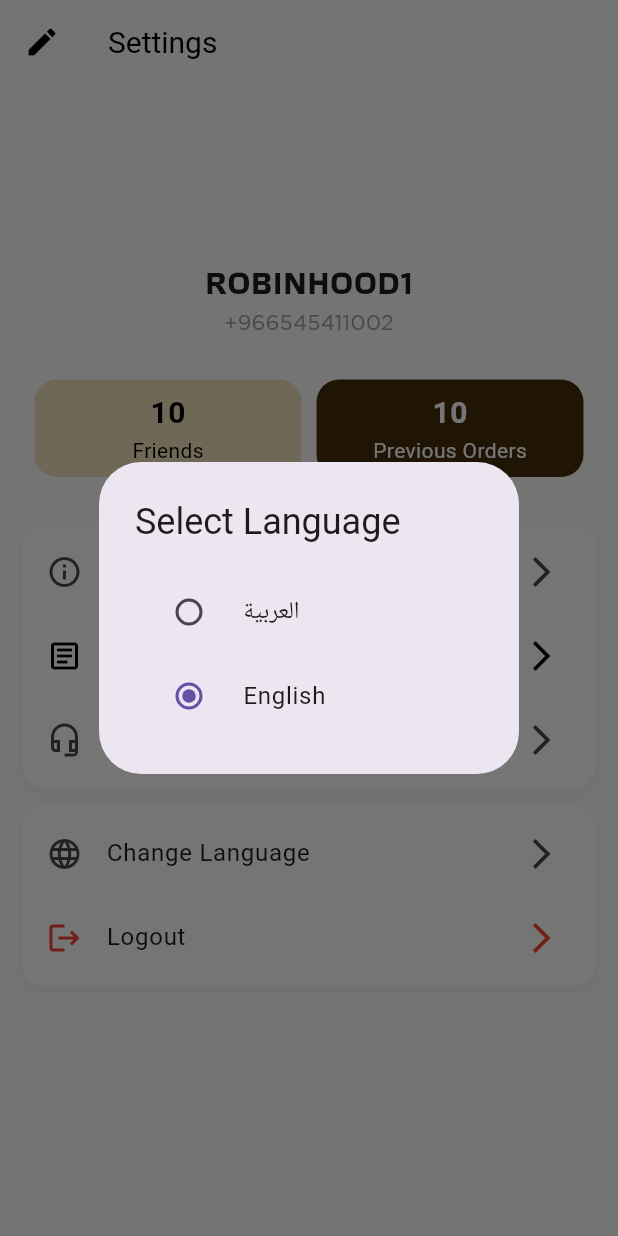
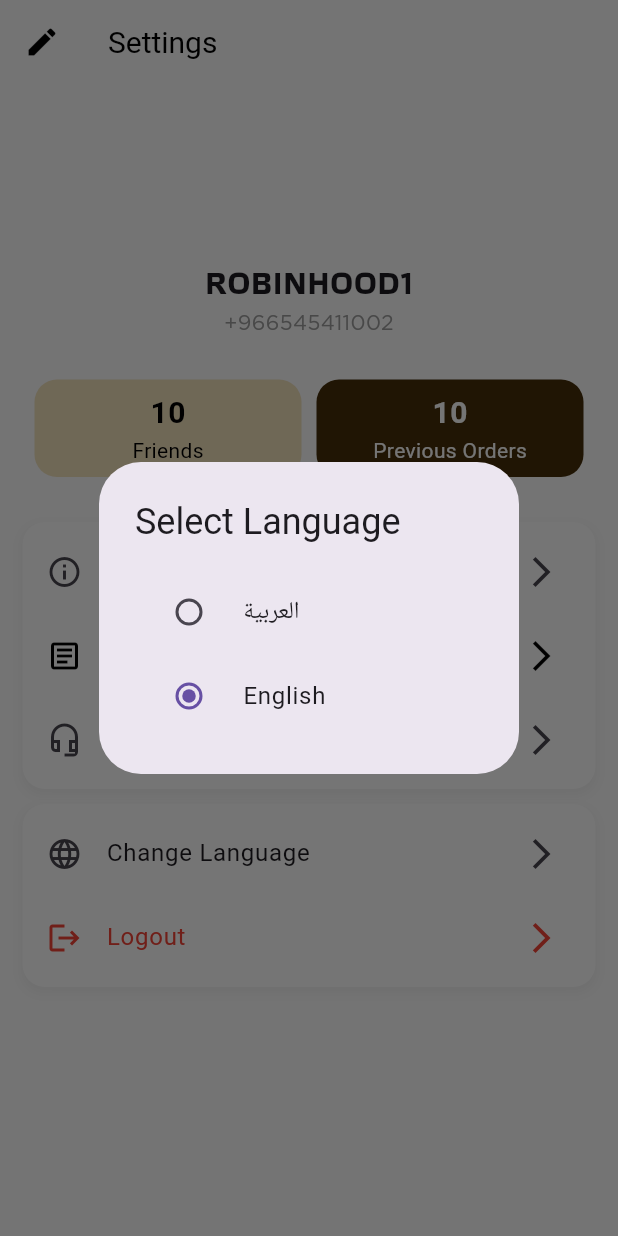
Before and after one commit to ShaimaaAlrifay/robinfood_myv, a Flutter app: the screen it shows after launch, after a tap on "Change Language", on a phone screen of 412 x 824 dp. Run offline on Flutter 3.47's test engine with Material 3 defaults, Android fonts, the phone set to English and light mode, and no system bars; our stand-ins replace get.

Commit message:
fixing red color

```diff
--- a/lib/option_widget.dart
+++ b/lib/option_widget.dart
@@ -58,7 +58,7 @@ class OptionWidget extends StatelessWidget {
               onTap: onTap2,
               child: ListTile(
                 leading: Icon(icon2, color: iconColor2 ?? Colors.black),
-                title: Text(title2 ?? ''),
+                title: Text(title2 ?? '', style: TextStyle(color: iconColor2 ?? Colors.black)),
                 trailing: Icon(
                   Icons.arrow_forward_ios,
                   color: iconColor2 ?? Colors.black,
```
Also changed, not shown: assets/Images/profile.png (deleted).
